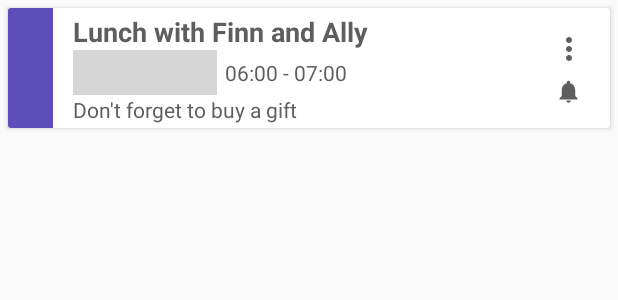
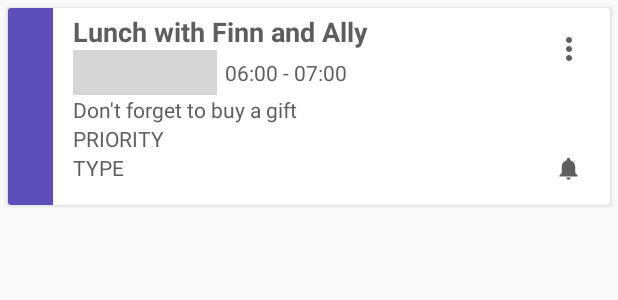
Before and after one commit to ran88dah/myCal, an Android app: the layout layout_event_list_row.xml on its own in the app's theme, with its tools: preview values and no code run, on a phone screen of 412 x 824 dp. Shown: the top 300 px of the screen. Run offline under Robolectric (Android 15) with nearby library versions, the phone set to English and light mode, and no system bars; grey boxes are pictures that could not be loaded.

Commit message:
update view events (retrieve priority+type) , upcoming doesn't retrieve yet)

```diff
--- a/app/src/main/res/layout/layout_event_list_row.xml
+++ b/app/src/main/res/layout/layout_event_list_row.xml
@@ -15,7 +15,7 @@
 
         <LinearLayout
             android:layout_width="match_parent"
-            android:layout_height="80dp"
+            android:layout_height="131dp"
             android:orientation="horizontal"
             android:weightSum="1">
 
@@ -75,6 +75,21 @@
                     android:text="Don't forget to buy a gift"
                     android:textColor="?attr/textColor" />
 
+
+                <TextView
+                    android:id="@+id/LayoutCell_TextView_EventPriorty"
+                    android:layout_width="match_parent"
+                    android:layout_height="wrap_content"
+                    android:text="PRIORITY"
+                    android:textColor="?attr/textColor" />
+
+                <TextView
+                    android:id="@+id/LayoutCell_TextView_EventType"
+                    android:layout_width="match_parent"
+                    android:layout_height="wrap_content"
+                    android:text="TYPE"
+                    android:textColor="?attr/textColor" />
+
             </LinearLayout>
 
             <RelativeLayout
@@ -99,6 +114,7 @@
                     android:layout_height="wrap_content"
                     android:layout_alignParentBottom="true"
                     android:layout_centerHorizontal="true"
+                    android:layout_marginBottom="50dp"
                     android:background="@color/white"
                     app:srcCompat="@drawable/ic_small_notification" />
 
```
Also changed, not shown: app/src/main/java/ce/yildiz/edu/tr/calendar/adapters/EventAdapter.java (+15 -0 lines), app/src/main/java/ce/yildiz/edu/tr/calendar/models/Event.java (+9 -0 lines), app/src/main/java/ce/yildiz/edu/tr/calendar/views/EditEventActivity.java (+9 -5 lines), app/src/main/res/layout/layout_upcoming_events_list_row.xml (+15 -1 lines).
